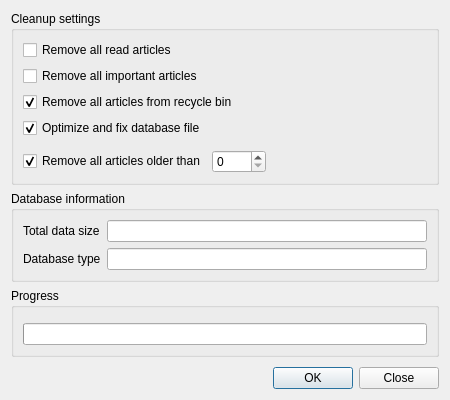
First picture: the form in src/librssguard/gui/dialogs/formdatabasecleanup.ui, repository martinrotter/rssguard, before the edit.
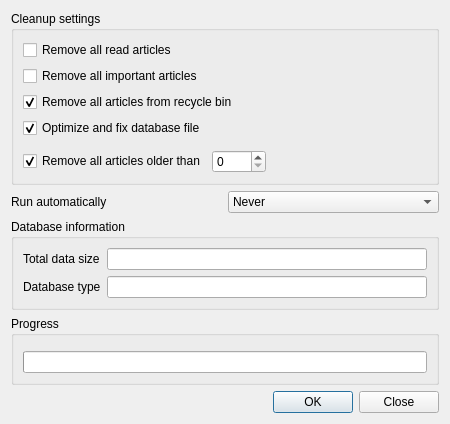
Second picture: the form after the edit. Custom widgets are drawn as their Qt base class.

Diff of the .ui file:
```diff
--- a/src/librssguard/gui/dialogs/formdatabasecleanup.ui
+++ b/src/librssguard/gui/dialogs/formdatabasecleanup.ui
@@ -93,6 +93,42 @@
      </layout>
     </widget>
    </item>
+   <item>
+    <layout class="QHBoxLayout" name="m_layoutAutomaticCleanup">
+     <item>
+      <widget class="QLabel" name="m_lblAutomaticCleanup">
+       <property name="text">
+        <string>Run automatically</string>
+       </property>
+       <property name="buddy">
+        <cstring>m_cmbAutomaticCleanup</cstring>
+       </property>
+      </widget>
+     </item>
+     <item>
+      <widget class="QComboBox" name="m_cmbAutomaticCleanup">
+       <property name="toolTip">
+        <string>Run the selected cleanup operations automatically. Close this dialog to save the choices without running cleanup now.</string>
+       </property>
+       <item>
+        <property name="text">
+         <string>Never</string>
+        </property>
+       </item>
+       <item>
+        <property name="text">
+         <string>On application startup</string>
+        </property>
+       </item>
+       <item>
+        <property name="text">
+         <string>On application exit</string>
+        </property>
+       </item>
+      </widget>
+     </item>
+    </layout>
+   </item>
    <item>
     <widget class="QGroupBox" name="groupBox">
      <property name="title">
```
Left out of the diff: 1 changed line with no effect on the pictures.
